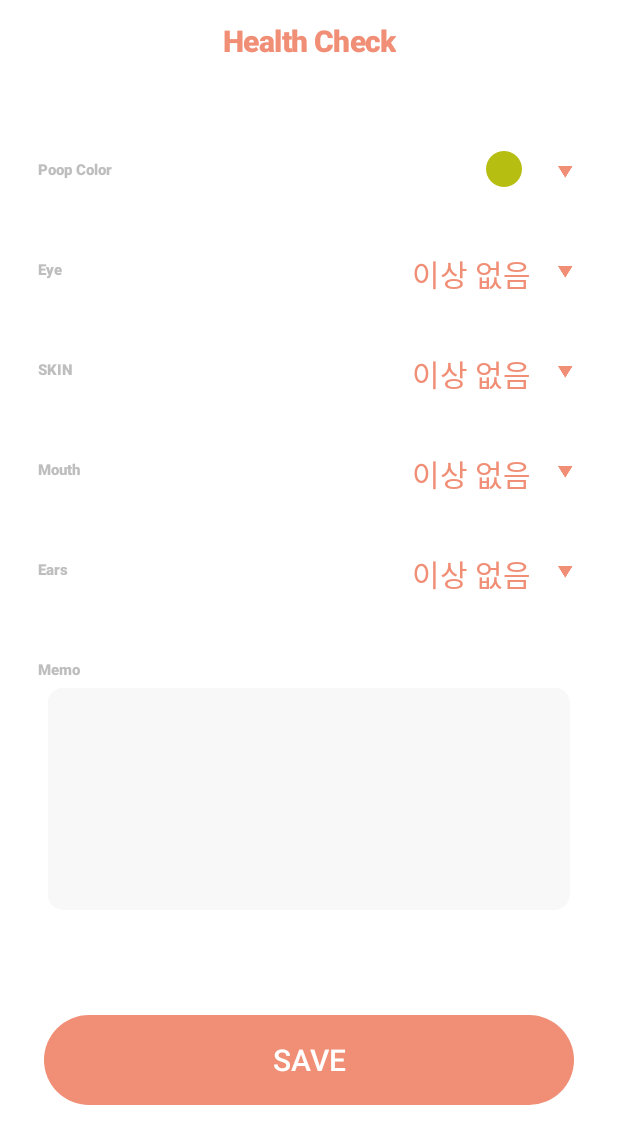
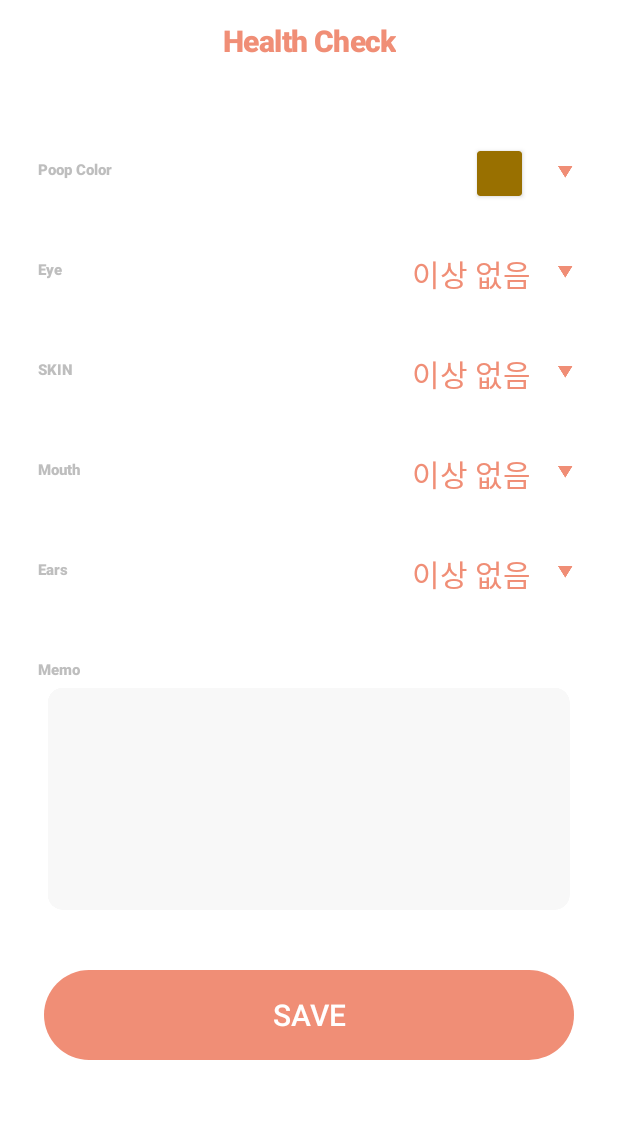
Before and after one commit to StevenHeo/PetCare, an Android app: the CalendarInActivity screen opened directly, with no data from a screen before it, on a phone screen of 412 x 824 dp. Shown: the top 1144 px of the screen. Run offline under Robolectric (Android 15) with nearby library versions, the phone set to English and light mode, and no system bars; libraries missing offline, so code that uses them is left out: com.prolificinteractive.materialcalendarview, petrov.kristiyan.colorpicker.

Commit message:
Add select Poop Color
colorPicker, db추가
tip화면 레이아웃 비율 수정

```diff
--- a/app/build.gradle
+++ b/app/build.gradle
@@ -30,6 +30,7 @@
 
 dependencies {
     implementation fileTree(dir: "libs", include: ["*.jar"])
+    implementation 'petrov.kristiyan:colorpicker-library:1.1.10'
     implementation 'androidx.appcompat:appcompat:1.2.0'
     implementation 'androidx.constraintlayout:constraintlayout:2.0.4'
     implementation 'com.google.android.material:material:1.4.0-alpha02'
--- a/app/src/main/java/com/jeongseok/petcare/CalendarInActivity.java
+++ b/app/src/main/java/com/jeongseok/petcare/CalendarInActivity.java
@@ -1,8 +1,10 @@
 package com.jeongseok.petcare;
 
 import androidx.appcompat.app.AppCompatActivity;
+import androidx.cardview.widget.CardView;
 
 import android.content.Intent;
+import android.graphics.Color;
 import android.os.Bundle;
 import android.provider.ContactsContract;
 import android.view.MenuItem;
@@ -20,12 +22,11 @@
 import java.util.ArrayList;
 import java.util.List;
 
+import petrov.kristiyan.colorpicker.ColorPicker;
+
 public class CalendarInActivity extends AppCompatActivity {
-
-
-
-
-    private ImageView back_image;
+    private CardView poo_img;
+    private ImageView poo_down;
     private ImageView eye_down;
     private ImageView skin_down;
     private ImageView mouth_down;
@@ -35,29 +36,28 @@
     private TextView skin_textView;
     private TextView mouth_textView;
     private TextView ears_textView;
+
+
     @Override
     protected void onCreate(Bundle savedInstanceState) {
         super.onCreate(savedInstanceState);
         setContentView(R.layout.activity_calendar_in);
 
-        //테스트 지우기
         DataAdapter mDbHelper = new DataAdapter(this);
         mDbHelper.createDatabase();
         mDbHelper.open();
         mDbHelper.deleteMyTipTable();
         mDbHelper.close();
 
-
-        back_image = (ImageView)findViewById(R.id.backbtn_image);
-        eye_down = (ImageView)findViewById(R.id.eye_down);
-        skin_down = (ImageView)findViewById(R.id.skin_down);
-        mouth_down = (ImageView)findViewById(R.id.mouth_down);
-        ears_down = (ImageView)findViewById(R.id.ears_down);
-
-        save_btn = (Button)findViewById(R.id.calendarSave_btn);
+        poo_img =(CardView)findViewById(R.id.poo_img);
+        eye_down = (ImageView) findViewById(R.id.eye_down);
+        skin_down = (ImageView) findViewById(R.id.skin_down);
+        mouth_down = (ImageView) findViewById(R.id.mouth_down);
+        ears_down = (ImageView) findViewById(R.id.ears_down);
+        poo_down=(ImageView)findViewById(R.id.poo_down);
+        save_btn = (Button) findViewById(R.id.calendarSave_btn);
 
         setSaveButton(save_btn);
-
         //입관련
         mouthState(mouth_down);
         //피부관련
@@ -66,12 +66,17 @@
         eyeState(eye_down);
         //ears관련
         earsState(ears_down);
+        //poo 관련
+        poo_down.setOnClickListener(new View.OnClickListener() {
+            @Override
+            public void onClick(View v) {
+                openColorPicker();
 
+            }
+        });
 
 
     }
-
-
     private void setDBTip(String str, int idx) {
         DataAdapter mDbHelper = new DataAdapter(this);
         mDbHelper.createDatabase();
@@ -79,7 +84,39 @@
         mDbHelper.insertMyTipTable(str,idx);
         mDbHelper.close();
     }
+    public void openColorPicker() {
+        final ColorPicker colorPicker = new ColorPicker(this);
+        ArrayList<String> colors = new ArrayList<>();
+        colors.add("#997000");
+        colors.add("#A6A6A6");
+        colors.add("#000000");
+        colors.add("#BA2B2B");
+        colors.add("#8FBD24");
+        colors.add("#F2CB61");
+        colors.add("#FF8224");
+        colors.add("#FFFFFF");
+        colors.add("#660058");
+        colors.add("#C05AB2");
+        colorPicker.setColors(colors)
+                .setDefaultColorButton(R.color.pink)
+                .setTitle("변 색깔과 비슷한 것을 골라주세요!!")
+                .setColumns(5)
+                .setOnChooseColorListener(new ColorPicker.OnChooseColorListener() {
+                    @Override
+                    public void onChooseColor(int position, int color) {
+                        poo_img.setBackgroundColor(color);
+                     if(color==8||color==9) {
+                         setDBTip("poo", position + 10);
+                     }else{
+                         setDBTip("poo", position + 1);
+                     }
+                    }
+                    @Override
+                    public void onCancel() {
 
+                    }
+                }).show();
+    }
 
     private void setSaveButton(Button save_btn){
         save_btn.setOnClickListener(new View.OnClickListener() {
--- a/app/src/main/res/layout/activity_calendar_in.xml
+++ b/app/src/main/res/layout/activity_calendar_in.xml
@@ -9,6 +9,7 @@
     android:background="@color/white"
     android:focusable="true"
     android:focusableInTouchMode="true"
+
     >
 
     <ScrollView
@@ -58,16 +59,17 @@
                 app:layout_constraintStart_toStartOf="parent"
                 app:layout_constraintTop_toBottomOf="@+id/textView6" />
 
-        <ImageView
-            android:layout_width="wrap_content"
-            android:layout_height="wrap_content"
+        <androidx.cardview.widget.CardView
+            android:id="@+id/poo_img"
+            android:layout_width="30dp"
+            android:layout_height="30dp"
             android:layout_marginEnd="14dp"
-            android:src="@drawable/circle"
-            app:layout_constraintEnd_toStartOf="@+id/imageView3"
-            app:layout_constraintTop_toTopOf="@+id/imageView3" />
+            app:cardBackgroundColor="#997000"
+            app:layout_constraintEnd_toStartOf="@+id/poo_down"
+            app:layout_constraintTop_toTopOf="@+id/poo_down" />
 
         <ImageView
-            android:id="@+id/imageView3"
+            android:id="@+id/poo_down"
             android:layout_width="wrap_content"
             android:layout_height="wrap_content"
             android:layout_marginEnd="20dp"
@@ -261,13 +263,13 @@
         <EditText
             android:layout_width="wrap_content"
             android:layout_height="wrap_content"
-            android:layout_marginBottom="70dp"
+            android:layout_marginBottom="40dp"
             android:background="@drawable/memo_icon"
             android:fontFamily="sans-serif-medium"
-            android:gravity="top"
+            android:gravity="center_horizontal"
             android:lineSpacingExtra="1sp"
             android:textColor="#5c5c5c"
-            android:textSize="10sp"
+            android:textSize="14sp"
             android:textStyle="bold"
             app:layout_constraintBottom_toTopOf="@+id/calendarSave_btn"
             app:layout_constraintEnd_toEndOf="parent"
--- a/app/src/main/res/layout/activity_tip_detail.xml
+++ b/app/src/main/res/layout/activity_tip_detail.xml
@@ -68,10 +68,12 @@
             <androidx.recyclerview.widget.RecyclerView
                 android:id="@+id/tip_RecyclerView"
                 android:layout_width="match_parent"
-                android:layout_height="match_parent"
+                android:layout_height="wrap_content"
                 app:layout_constraintBottom_toTopOf="@+id/tipCheck_btn" />
 
+
         </LinearLayout>
+
 
     </androidx.cardview.widget.CardView>
 
--- a/app/src/main/res/layout/fragment_calendar.xml
+++ b/app/src/main/res/layout/fragment_calendar.xml
@@ -7,7 +7,7 @@
     <TextView
         android:layout_marginLeft="21dp"
         android:layout_marginTop="6dp"
-        android:layout_marginBottom="21dp"
+        android:layout_marginBottom="10dp"
         android:layout_width="wrap_content"
         android:layout_height="wrap_content"
         android:fontFamily="sans-serif-medium"
@@ -32,4 +32,5 @@
     app:mcv_showOtherDates="all"/>
 
 
+
 </LinearLayout>
--- a/app/src/main/res/layout/tip_layout.xml
+++ b/app/src/main/res/layout/tip_layout.xml
@@ -18,6 +18,7 @@
             android:id="@+id/disease_Name"
             android:layout_width="match_parent"
             android:layout_height="wrap_content"
+            android:layout_weight="0.1"
             android:layout_margin="10dp"
             android:fontFamily="sans-serif-medium"
             android:gravity="center_horizontal"
@@ -30,6 +31,7 @@
         <TextView
             android:layout_marginTop="10dp"
             android:id="@+id/result1_Tv"
+            android:layout_weight="0.1"
             android:layout_width="match_parent"
             android:layout_height="wrap_content"
             android:fontFamily="sans-serif-medium"
--- a/app/src/main/res/values/colors.xml
+++ b/app/src/main/res/values/colors.xml
@@ -6,4 +6,5 @@
     <color name="white">#FFFFFFFF</color>
     <color name="calendar">#F08E76 </color>
     <color name="black">#3B3B3B</color>
+    <color name="pink">#f08e76</color>
 </resources>
```
Also changed, not shown: app/src/main/java/com/jeongseok/petcare/MainActivity.java (+5 -2 lines).
